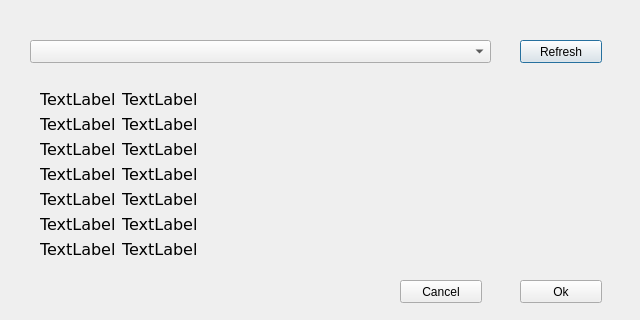
Above: Qt/gps/SerialPortSelect.ui from bradselb/examples before the change. Below: the same form after it.
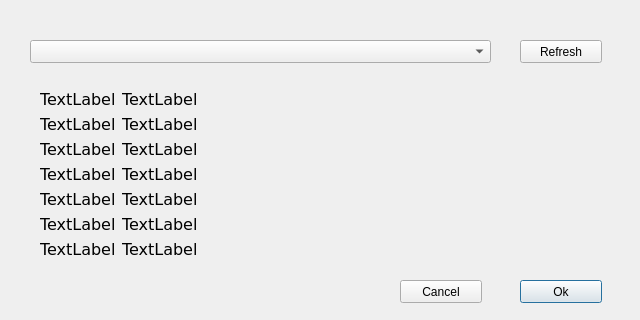
That is the form after the change.

The edit to the form file:
```diff
--- a/Qt/gps/SerialPortSelect.ui
+++ b/Qt/gps/SerialPortSelect.ui
@@ -278,6 +278,9 @@
    <property name="text">
     <string>Ok</string>
    </property>
+   <property name="default">
+    <bool>true</bool>
+   </property>
   </widget>
   <widget class="QPushButton" name="cancelButton">
    <property name="geometry">
```
Left out of the diff: 2 changed lines with no effect on the pictures.
